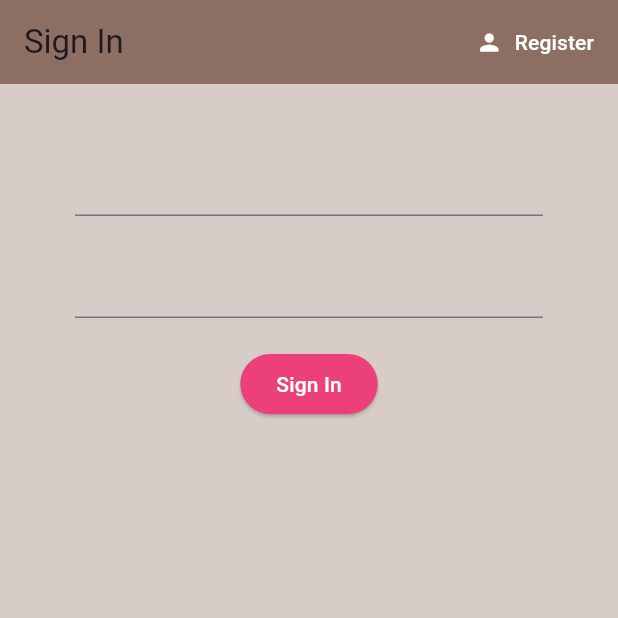
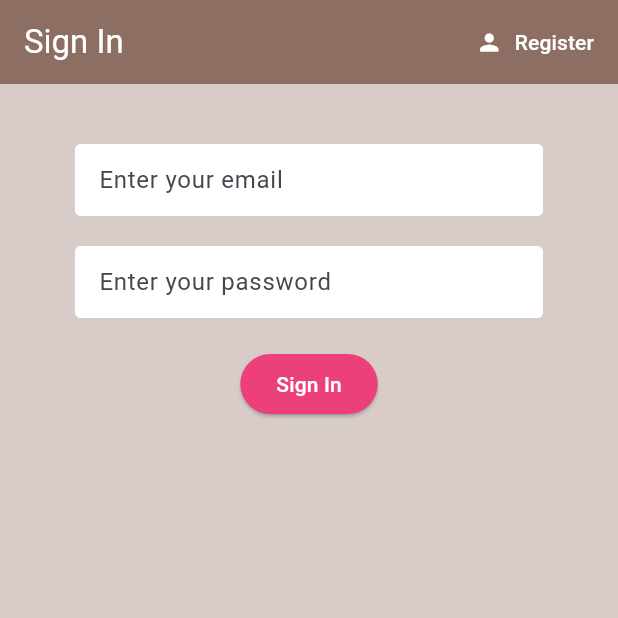
Before and after one commit to siddhant-vij/brew_crew, a Flutter app: the screen it shows after launch, after a tap on "Register", after a tap on "Sign In", on a phone screen of 412 x 824 dp, the top half of it. Run offline on Flutter 3.47's test engine with Material 3 defaults, Android fonts, the phone set to English and light mode, and no system bars; our stand-ins replace firebase_auth, firebase_core, flutter_spinkit, logger; accounts and stored records are empty; generated files the repository leaves out were written again.

Commit message:
Add: UI Features
- Text Input Decoration
- Loading Widget

```diff
--- a/lib/screens/auth/register.dart
+++ b/lib/screens/auth/register.dart
@@ -2,6 +2,8 @@ import 'package:flutter/material.dart';
 import 'package:logger/logger.dart';
 
 import '../../services/auth.dart';
+import '../../shared/constants.dart';
+import '../../shared/loading.dart';
 
 class Register extends StatefulWidget {
   final Function toggleView;
@@ -23,15 +25,23 @@ class _RegisterState extends State<Register> {
   String email = '';
   String password = '';
   String error = '';
+  bool isLoading = false;
 
   @override
   Widget build(BuildContext context) {
-    return Scaffold(
+    return isLoading
+        ? const Loading()
+        : Scaffold(
             backgroundColor: Colors.brown[100],
             appBar: AppBar(
               backgroundColor: Colors.brown[400],
               elevation: 0.0,
-        title: const Text('Register'),
+              title: const Text(
+                'Register',
+                style: TextStyle(
+                  color: Colors.white,
+                ),
+              ),
               actions: <Widget>[
                 TextButton.icon(
                   icon: const Icon(
@@ -47,13 +57,17 @@ class _RegisterState extends State<Register> {
             ),
             body: SingleChildScrollView(
               child: Container(
-          padding: const EdgeInsets.symmetric(vertical: 20.0, horizontal: 50.0),
+                padding: const EdgeInsets.symmetric(
+                    vertical: 20.0, horizontal: 50.0),
                 child: Form(
                   key: _formKey,
                   child: Column(
                     children: <Widget>[
                       const SizedBox(height: 20.0),
                       TextFormField(
+                        decoration: kTextInputDecoration.copyWith(
+                          hintText: 'Enter your email',
+                        ),
                         validator: (val) => val != null &&
                                 !RegExp(r'^[\w-\.]+@([\w-]+\.)+[\w-]{2,4}$')
                                     .hasMatch(val)
@@ -65,6 +79,9 @@ class _RegisterState extends State<Register> {
                       ),
                       const SizedBox(height: 20.0),
                       TextFormField(
+                        decoration: kTextInputDecoration.copyWith(
+                          hintText: 'Enter your password',
+                        ),
                         validator: (val) {
                           if (val == null || val.isEmpty) {
                             return 'Enter a strong password';
@@ -93,6 +110,9 @@ class _RegisterState extends State<Register> {
                         ),
                         onPressed: () async {
                           if (_formKey.currentState!.validate()) {
+                            setState(() {
+                              isLoading = true;
+                            });
                             final AuthResult result = await _auth
                                 .registerWithEmailAndPassword(email, password);
                             if (result.user != null) {
@@ -100,6 +120,7 @@ class _RegisterState extends State<Register> {
                               _logger.i(result.user!.uid);
                             } else {
                               setState(() {
+                                isLoading = false;
                                 error = result.errorMessage!;
                               });
                               _logger.i('Failed to sign up');
--- a/lib/screens/auth/sign_in.dart
+++ b/lib/screens/auth/sign_in.dart
@@ -2,6 +2,8 @@ import 'package:flutter/material.dart';
 import 'package:logger/logger.dart';
 
 import '../../services/auth.dart';
+import '../../shared/constants.dart';
+import '../../shared/loading.dart';
 
 class SignIn extends StatefulWidget {
   final Function toggleView;
@@ -23,15 +25,23 @@ class _SignInState extends State<SignIn> {
   String email = '';
   String password = '';
   String error = '';
+  bool isLoading = false;
 
   @override
   Widget build(BuildContext context) {
-    return Scaffold(
+    return isLoading
+        ? const Loading()
+        : Scaffold(
             backgroundColor: Colors.brown[100],
             appBar: AppBar(
               backgroundColor: Colors.brown[400],
               elevation: 0.0,
-        title: const Text('Sign In'),
+              title: const Text(
+                'Sign In',
+                style: TextStyle(
+                  color: Colors.white,
+                ),
+              ),
               actions: <Widget>[
                 TextButton.icon(
                   icon: const Icon(
@@ -47,13 +57,17 @@ class _SignInState extends State<SignIn> {
             ),
             body: SingleChildScrollView(
               child: Container(
-          padding: const EdgeInsets.symmetric(vertical: 20.0, horizontal: 50.0),
+                padding: const EdgeInsets.symmetric(
+                    vertical: 20.0, horizontal: 50.0),
                 child: Form(
                   key: _formKey,
                   child: Column(
                     children: <Widget>[
                       const SizedBox(height: 20.0),
                       TextFormField(
+                        decoration: kTextInputDecoration.copyWith(
+                          hintText: 'Enter your email',
+                        ),
                         validator: (val) => val != null &&
                                 !RegExp(r'^[\w-\.]+@([\w-]+\.)+[\w-]{2,4}$')
                                     .hasMatch(val)
@@ -65,6 +79,9 @@ class _SignInState extends State<SignIn> {
                       ),
                       const SizedBox(height: 20.0),
                       TextFormField(
+                        decoration: kTextInputDecoration.copyWith(
+                          hintText: 'Enter your password',
+                        ),
                         validator: (val) {
                           if (val == null || val.isEmpty) {
                             return 'Enter a strong password';
@@ -93,13 +110,17 @@ class _SignInState extends State<SignIn> {
                         ),
                         onPressed: () async {
                           if (_formKey.currentState!.validate()) {
-                      final AuthResult result =
-                          await _auth.signInWithEmailAndPassword(email, password);
+                            setState(() {
+                              isLoading = true;
+                            });
+                            final AuthResult result = await _auth
+                                .signInWithEmailAndPassword(email, password);
                             if (result.user != null) {
                               _logger.i('Successfully signed in');
                               _logger.i(result.user!.uid);
                             } else {
                               setState(() {
+                                isLoading = false;
                                 error = result.errorMessage!;
                               });
                               _logger.i('Failed to sign up');
--- a/lib/shared/constants.dart
+++ b/lib/shared/constants.dart
@@ -0,0 +1,19 @@
+import 'package:flutter/material.dart';
+
+const kTextInputDecoration = InputDecoration(
+  fillColor: Colors.white,
+  filled: true,
+  contentPadding: EdgeInsets.all(12.0),
+  enabledBorder: OutlineInputBorder(
+    borderSide: BorderSide(
+      color: Colors.white,
+      width: 2.0,
+    ),
+  ),
+  focusedBorder: OutlineInputBorder(
+    borderSide: BorderSide(
+      color: Colors.pink,
+      width: 2.0,
+    ),
+  ),
+);
--- a/pubspec.yaml
+++ b/pubspec.yaml
@@ -13,6 +13,7 @@ dependencies:
   cupertino_icons: ^1.0.2
   logger: ^2.0.2+1
   provider: ^6.1.1
+  flutter_spinkit: ^5.2.0
   firebase_core: ^2.24.2
   firebase_auth: ^4.16.0
 
```
Also changed, not shown: lib/shared/loading.dart (+19 -0 lines), pubspec.lock. Lines whose indentation alone changed are shown as unchanged.
